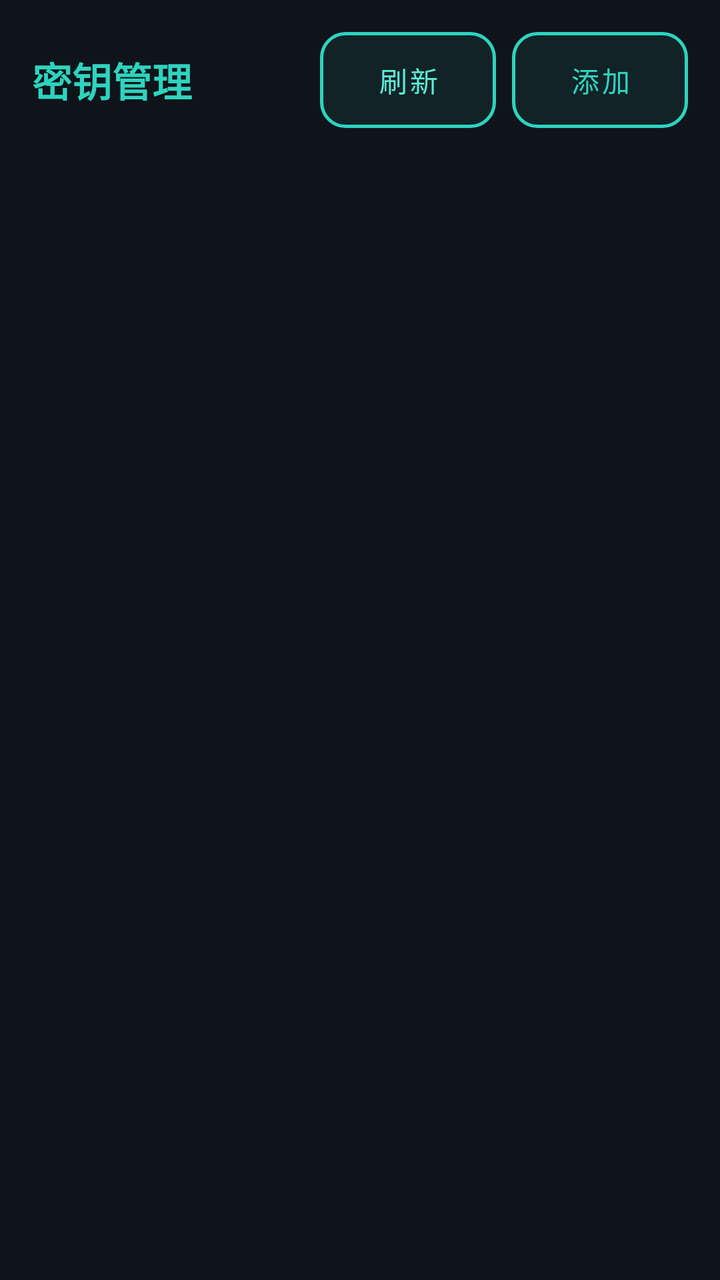
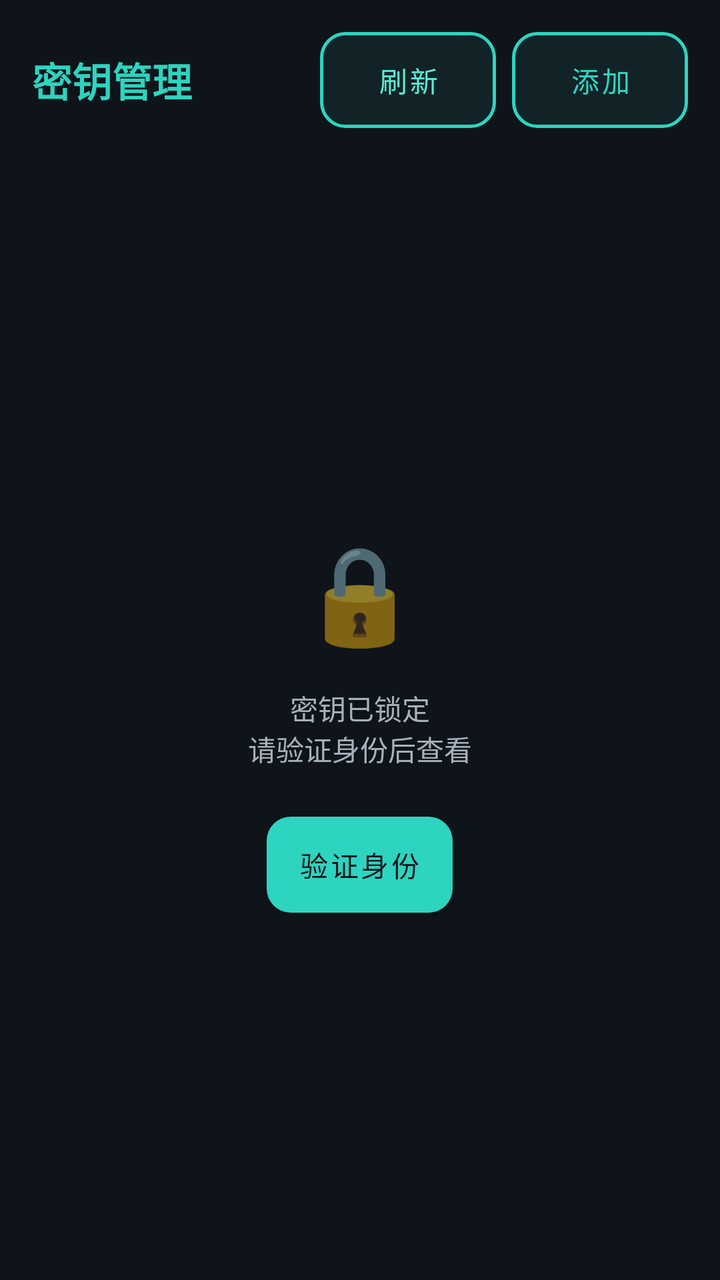

Two renders of the same Android screen: before a commit and after it. Below are the layout's source before the change and the commit's diff.
<!-- AndroidManifest.xml: application theme Theme.NfcGame -->
<!-- res/layout/fragment_key.xml -->
<?xml version="1.0" encoding="utf-8"?>
<LinearLayout xmlns:android="http://schemas.android.com/apk/res/android"
    xmlns:app="http://schemas.android.com/apk/res-auto"
    android:layout_width="match_parent"
    android:layout_height="match_parent"
    android:orientation="vertical"
    android:background="@color/bg_dark">

    
    <LinearLayout
        android:layout_width="match_parent"
        android:layout_height="wrap_content"
        android:orientation="horizontal"
        android:gravity="center_vertical"
        android:padding="16dp">

        <TextView
            android:layout_width="0dp"
            android:layout_height="wrap_content"
            android:layout_weight="1"
            android:text="@string/key_title"
            android:textColor="@color/neon_green"
            android:textSize="20sp"
            android:textStyle="bold" />

        <Button
            android:id="@+id/btn_refresh"
            android:layout_width="wrap_content"
            android:layout_height="wrap_content"
            android:background="@drawable/bg_btn_neon"
            android:text="@string/key_refresh"
            android:textColor="@color/neon_cyan"
            android:textAllCaps="false" />

        <Button
            android:id="@+id/btn_add_key"
            android:layout_width="wrap_content"
            android:layout_height="wrap_content"
            android:layout_marginStart="8dp"
            android:background="@drawable/bg_btn_neon"
            android:text="@string/key_add"
            android:textColor="@color/neon_green"
            android:textAllCaps="false" />
    </LinearLayout>

    
    <ScrollView
        android:layout_width="match_parent"
        android:layout_height="0dp"
        android:layout_weight="1">

        <LinearLayout
            android:id="@+id/key_container"
            android:layout_width="match_parent"
            android:layout_height="wrap_content"
            android:orientation="vertical"
            android:padding="16dp" />
    </ScrollView>

    
    <TextView
        android:id="@+id/tv_empty"
        android:layout_width="match_parent"
        android:layout_height="wrap_content"
        android:gravity="center"
        android:padding="32dp"
        android:text="@string/key_empty"
        android:textColor="@color/text_secondary"
        android:textSize="14sp"
        android:visibility="gone" />
</LinearLayout>
<!-- resources referenced by this layout -->
<resources>
  <color name="bg_dark">#0F141A</color>
  <color name="neon_cyan">#5EEAD4</color>
  <color name="neon_green">#2DD4BF</color>
  <color name="text_secondary">#A6B2BB</color>
  <!-- drawable bg_btn_neon (drawable) -->
  <?xml version="1.0" encoding="utf-8"?>
  <selector xmlns:android="http://schemas.android.com/apk/res/android">
      <item android:state_enabled="false">
          <shape>
              <solid android:color="@color/line_dim" />
              <corners android:radius="@dimen/corner_md" />
              <stroke
                  android:width="1dp"
                  android:color="@color/text_dim" />
          </shape>
      </item>
      <item>
          <ripple android:color="@color/accent_ripple">
              <item>
                  <shape>
                      <solid android:color="@color/btn_outline_fill" />
                      <corners android:radius="@dimen/corner_md" />
                      <stroke
                          android:width="1.5dp"
                          android:color="@color/neon_green" />
                  </shape>
              </item>
          </ripple>
      </item>
  </selector>
  <string name="key_add">添加</string>
  <string name="key_empty">暂无密钥，点击「添加」创建你的第一个密钥</string>
  <string name="key_refresh">刷新</string>
  <string name="key_title">密钥管理</string>
  <style name="Theme.NfcGame" parent="Theme.MaterialComponents.DayNight.NoActionBar">
          
          <item name="android:statusBarColor">@color/bg_dark</item>
          <item name="android:navigationBarColor">@color/bg_panel</item>
          <item name="android:windowBackground">@color/bg_dark</item>
          <item name="android:windowLightStatusBar">false</item>
          <item name="android:windowLightNavigationBar">false</item>
  
          
          <item name="colorPrimary">@color/neon_green</item>
          <item name="colorPrimaryVariant">@color/neon_green_dim</item>
          <item name="colorSecondary">@color/neon_cyan</item>
          <item name="colorOnPrimary">@color/bg_dark</item>
          <item name="colorOnSecondary">@color/bg_dark</item>
          <item name="colorSurface">@color/bg_panel</item>
          <item name="colorOnSurface">@color/text_primary</item>
          <item name="android:colorBackground">@color/bg_dark</item>
          <item name="colorOnBackground">@color/text_primary</item>
          <item name="colorError">@color/error_red</item>
          <item name="colorOnError">@color/bg_dark</item>
  
          
          <item name="android:textColorPrimary">@color/text_primary</item>
          <item name="android:textColorSecondary">@color/text_secondary</item>
          <item name="android:colorAccent">@color/neon_green</item>
      </style>
  <color name="line_dim">#2A343C</color>
  <dimen name="corner_md">12dp</dimen>
  <color name="text_dim">#87949E</color>
  <color name="accent_ripple">#1F2DD4BF</color>
  <color name="btn_outline_fill">#142DD4BF</color>
  <color name="bg_panel">#171D24</color>
  <color name="neon_green_dim">#14B8A6</color>
  <color name="text_primary">#E8EEF2</color>
  <color name="error_red">#F87171</color>
</resources>

<!-- the commit's change to res/layout/fragment_key.xml (unified diff, before → after) -->
@@ -44,10 +44,48 @@
     </LinearLayout>
 
     
-    <ScrollView
+    <LinearLayout
+        android:id="@+id/ll_lock"
         android:layout_width="match_parent"
         android:layout_height="0dp"
-        android:layout_weight="1">
+        android:layout_weight="1"
+        android:orientation="vertical"
+        android:gravity="center"
+        android:padding="32dp">
+
+        <TextView
+            android:layout_width="wrap_content"
+            android:layout_height="wrap_content"
+            android:text="@string/key_lock_icon"
+            android:textSize="48sp" />
+
+        <TextView
+            android:layout_width="wrap_content"
+            android:layout_height="wrap_content"
+            android:layout_marginTop="16dp"
+            android:text="@string/key_lock_hint"
+            android:textColor="@color/text_secondary"
+            android:textSize="14sp"
+            android:gravity="center" />
+
+        <Button
+            android:id="@+id/btn_unlock"
+            android:layout_width="wrap_content"
+            android:layout_height="wrap_content"
+            android:layout_marginTop="24dp"
+            android:background="@drawable/bg_btn_primary"
+            android:text="@string/key_unlock"
+            android:textColor="@color/bg_dark"
+            android:textAllCaps="false" />
+    </LinearLayout>
+
+    
+    <ScrollView
+        android:id="@+id/scroll_keys"
+        android:layout_width="match_parent"
+        android:layout_height="0dp"
+        android:layout_weight="1"
+        android:visibility="gone">
 
         <LinearLayout
             android:id="@+id/key_container"
@@ -61,7 +99,8 @@
     <TextView
         android:id="@+id/tv_empty"
         android:layout_width="match_parent"
-        android:layout_height="wrap_content"
+        android:layout_height="0dp"
+        android:layout_weight="1"
         android:gravity="center"
         android:padding="32dp"
         android:text="@string/key_empty"
<!-- resource entries referenced after the edit -->
@@ -30,10 +30,33 @@
           </ripple>
       </item>
   </selector>
+  <!-- drawable bg_btn_primary (drawable) -->
+  <?xml version="1.0" encoding="utf-8"?>
+  <selector xmlns:android="http://schemas.android.com/apk/res/android">
+      <item android:state_enabled="false">
+          <shape>
+              <solid android:color="@color/line_dim" />
+              <corners android:radius="@dimen/corner_md" />
+          </shape>
+      </item>
+      <item>
+          <ripple android:color="@color/accent_ripple">
+              <item>
+                  <shape>
+                      <solid android:color="@color/neon_green" />
+                      <corners android:radius="@dimen/corner_md" />
+                  </shape>
+              </item>
+          </ripple>
+      </item>
+  </selector>
   <string name="key_add">添加</string>
   <string name="key_empty">暂无密钥，点击「添加」创建你的第一个密钥</string>
+  <string name="key_lock_hint">密钥已锁定\n请验证身份后查看</string>
+  <string name="key_lock_icon">🔒</string>
   <string name="key_refresh">刷新</string>
   <string name="key_title">密钥管理</string>
+  <string name="key_unlock">验证身份</string>
   <style name="Theme.NfcGame" parent="Theme.MaterialComponents.DayNight.NoActionBar">
           
           <item name="android:statusBarColor">@color/bg_dark</item>
